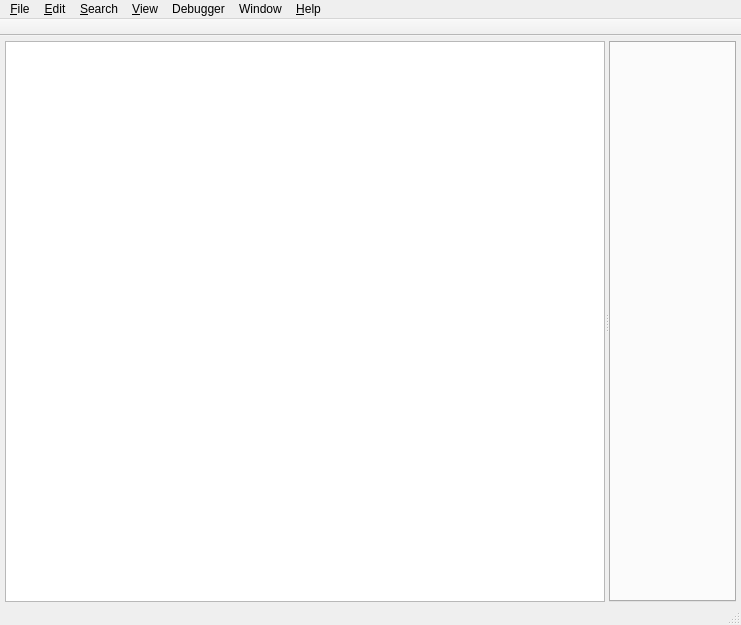
Qt form ui/mainwindow.ui (AnwarMohamed/dexpire) before a commit.
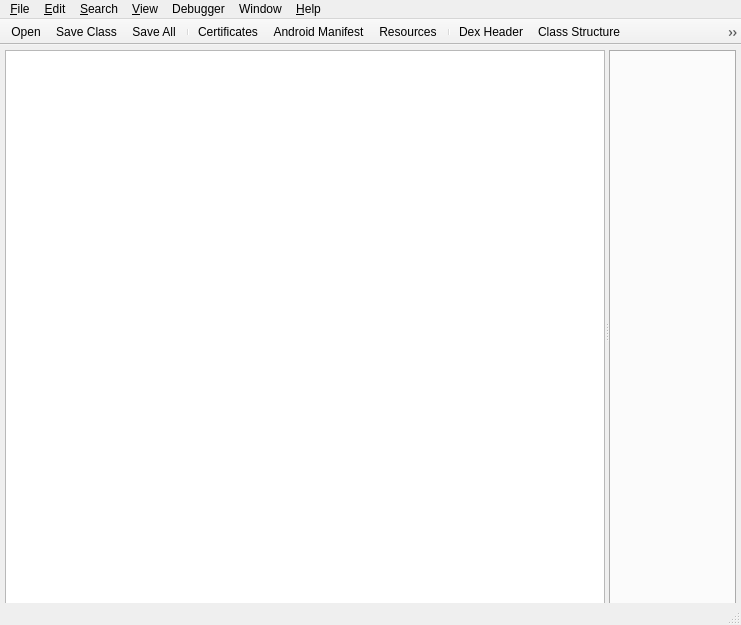
The same form after that commit. Icons and pictures are not drawn.

Commit message: added strings and header tabs

The edit to the form file:
```diff
--- a/ui/mainwindow.ui
+++ b/ui/mainwindow.ui
@@ -225,6 +225,19 @@
    <attribute name="toolBarBreak">
     <bool>false</bool>
    </attribute>
+   <addaction name="actionOpen_2"/>
+   <addaction name="actionSave_Class_2"/>
+   <addaction name="actionSave_All_2"/>
+   <addaction name="separator"/>
+   <addaction name="actionCertificates_2"/>
+   <addaction name="actionAndroid_Manifest_2"/>
+   <addaction name="actionResources_2"/>
+   <addaction name="separator"/>
+   <addaction name="actionHeader_2"/>
+   <addaction name="actionStructure_Map_2"/>
+   <addaction name="actionDex_Disassembly_2"/>
+   <addaction name="actionJava_Source_2"/>
+   <addaction name="actionTables"/>
   </widget>
   <widget class="QStatusBar" name="statusBar"/>
   <action name="actionUser_Manual">
@@ -383,6 +396,120 @@
     <string>Ctrl+Shift+#</string>
    </property>
   </action>
+  <action name="actionCertificates_2">
+   <property name="icon">
+    <iconset resource="icons.qrc">
+     <normaloff>:/icons/deadlock_view.gif</normaloff>:/icons/deadlock_view.gif</iconset>
+   </property>
+   <property name="text">
+    <string>Certificates</string>
+   </property>
+  </action>
+  <action name="actionAndroid_Manifest_2">
+   <property name="icon">
+    <iconset resource="icons.qrc">
+     <normaloff>:/icons/file_obj.gif</normaloff>:/icons/file_obj.gif</iconset>
+   </property>
+   <property name="text">
+    <string>Android Manifest</string>
+   </property>
+  </action>
+  <action name="actionJava_Source_2">
+   <property name="icon">
+    <iconset resource="icons.qrc">
+     <normaloff>:/icons/java.gif</normaloff>:/icons/java.gif</iconset>
+   </property>
+   <property name="text">
+    <string>Java Source</string>
+   </property>
+  </action>
+  <action name="actionOpen_2">
+   <property name="icon">
+    <iconset resource="icons.qrc">
+     <normaloff>:/icons/fldr_obj.gif</normaloff>:/icons/fldr_obj.gif</iconset>
+   </property>
+   <property name="text">
+    <string>Open</string>
+   </property>
+  </action>
+  <action name="actionSave_Class_2">
+   <property name="icon">
+    <iconset resource="icons.qrc">
+     <normaloff>:/icons/save_edit.gif</normaloff>:/icons/save_edit.gif</iconset>
+   </property>
+   <property name="text">
+    <string>Save Class</string>
+   </property>
+  </action>
+  <action name="actionSave_All_2">
+   <property name="icon">
+    <iconset resource="icons.qrc">
+     <normaloff>:/icons/saveall_edit.gif</normaloff>:/icons/saveall_edit.gif</iconset>
+   </property>
+   <property name="text">
+    <string>Save All</string>
+   </property>
+  </action>
+  <action name="actionDex_Disassembly_2">
+   <property name="icon">
+    <iconset resource="icons.qrc">
+     <normaloff>:/icons/classf_generate.gif</normaloff>:/icons/classf_generate.gif</iconset>
+   </property>
+   <property name="text">
+    <string>Dex Disassembly</string>
+   </property>
+  </action>
+  <action name="actionResources_2">
+   <property name="icon">
+    <iconset resource="icons.qrc">
+     <normaloff>:/icons/resource_persp.gif</normaloff>:/icons/resource_persp.gif</iconset>
+   </property>
+   <property name="text">
+    <string>Resources</string>
+   </property>
+  </action>
+  <action name="actionStructure_Map_2">
+   <property name="icon">
+    <iconset resource="icons.qrc">
+     <normaloff>:/icons/class_hi.gif</normaloff>:/icons/class_hi.gif</iconset>
+   </property>
+   <property name="text">
+    <string>Class Structure</string>
+   </property>
+  </action>
+  <action name="actionTables">
+   <property name="icon">
+    <iconset resource="icons.qrc">
+     <normaloff>:/icons/properties.gif</normaloff>:/icons/properties.gif</iconset>
+   </property>
+   <property name="text">
+    <string>Tables</string>
+   </property>
+   <property name="toolTip">
+    <string>Tables</string>
+   </property>
+  </action>
+  <action name="actionHeader">
+   <property name="icon">
+    <iconset resource="icons.qrc">
+     <normaloff>:/icons/submenu.gif</normaloff>:/icons/submenu.gif</iconset>
+   </property>
+   <property name="text">
+    <string>Dex Header</string>
+   </property>
+   <property name="shortcut">
+    <string>Ctrl+0</string>
+   </property>
+  </action>
+  <action name="actionHeader_2">
+   <property name="icon">
+    <iconset resource="icons.qrc">
+     <normaloff>:/icons/submenu.gif</normaloff>:/icons/submenu.gif</iconset>
+   </property>
+   <property name="text">
+    <string>Dex Header</string>
+   </property>
+  </action>
  </widget>
  <layoutdefault spacing="6" margin="11"/>
  <resources>
```
Left out of the diff: 206 changed lines with no effect on the pictures. The commit also changes 4 other files.
